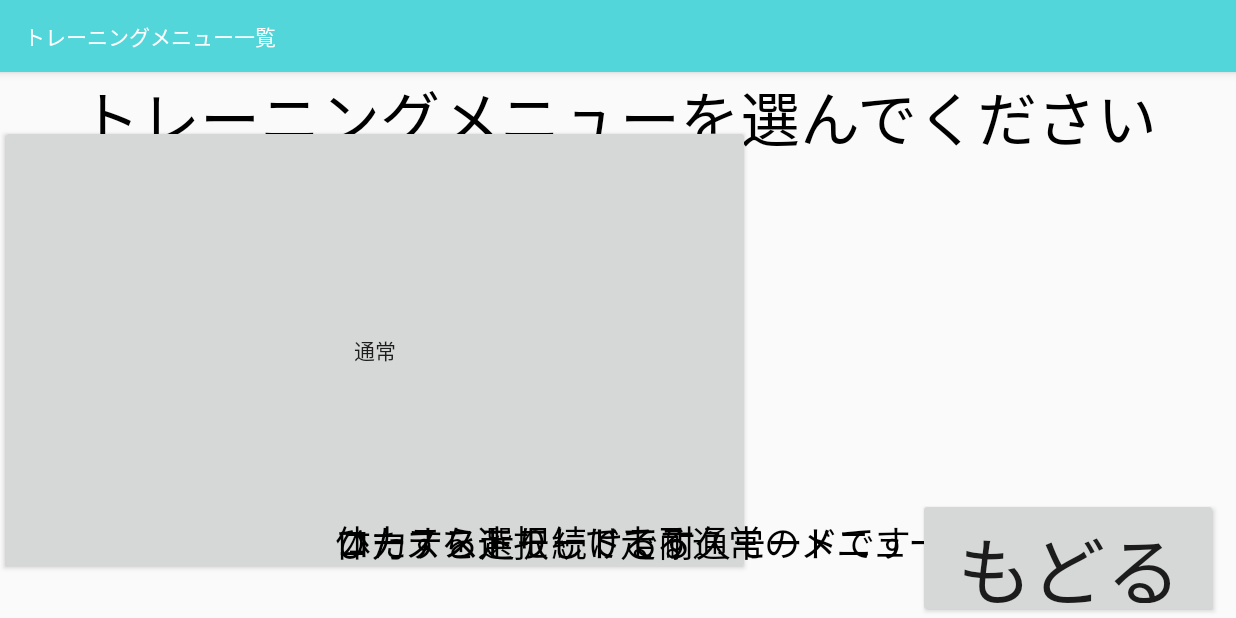
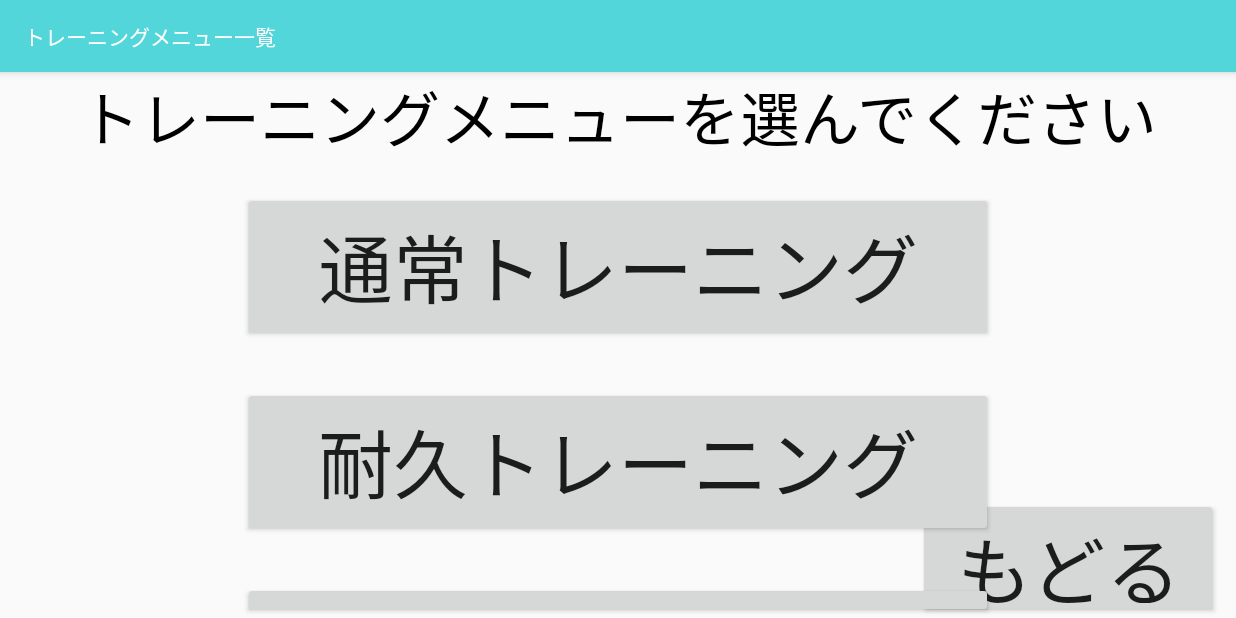
Before and after one commit to sanou123/KenkatsuApp, an Android app: the TrainingSelect screen opened directly, with no data from a screen before it, on a phone screen of 824 x 412 dp (held sideways). Run offline under Robolectric (Android 15) with nearby library versions, the phone set to English and light mode, and no system bars.

Commit message:
トレーニングメニュー画面UI変更

```diff
--- a/app/src/main/res/layout/training_select.xml
+++ b/app/src/main/res/layout/training_select.xml
@@ -19,45 +19,6 @@
         android:gravity="center"/>
 
     <RelativeLayout
-        android:layout_width="500dp"
-        android:layout_height="500dp"
-        android:layout_alignParentEnd="true"
-        android:layout_alignParentStart="true"
-        android:id="@+id/TariningMenuLayout">
-
-        <Button
-            android:text="体力テスト"
-            android:layout_width="wrap_content"
-            android:layout_height="wrap_content"
-            android:layout_below="@+id/buttonEndurance"
-            android:layout_alignParentLeft="true"
-            android:layout_alignParentStart="true"
-            android:layout_marginTop="28dp"
-            android:id="@+id/buttonFitness" />
-
-        <Button
-            android:text="耐久"
-            android:layout_width="wrap_content"
-            android:layout_height="wrap_content"
-            android:layout_below="@+id/buttonNormal"
-            android:layout_alignRight="@+id/buttonNormal"
-            android:layout_alignEnd="@+id/buttonNormal"
-            android:layout_marginTop="28dp"
-            android:id="@+id/buttonEndurance" />
-
-        <Button
-            android:text="通常"
-            android:layout_width="500dp"
-            android:layout_height="300dp"
-            android:layout_below="@+id/textView"
-            android:layout_alignParentLeft="true"
-            android:layout_alignParentStart="true"
-            android:layout_marginTop="35dp"
-            android:id="@+id/buttonNormal" />
-
-    </RelativeLayout>
-
-    <RelativeLayout
         android:id="@+id/BackKeyLayout"
         android:layout_width="match_parent"
         android:layout_alignParentBottom="true"
@@ -75,48 +36,49 @@
             android:layout_alignParentTop="true"
             android:layout_alignParentEnd="true" />
 
-        <RelativeLayout
+    </RelativeLayout>
+
+    <RelativeLayout
+        android:id="@+id/TariningMenuLayout"
+        android:layout_below="@+id/textMSG"
+        android:layout_alignParentStart="true"
+        android:layout_alignParentEnd="true"
+        android:layout_width="match_parent"
+        android:layout_height="500dp">
+
+
+        <Button
+            android:id="@+id/buttonNormal"
+            android:text="通常トレーニング"
             android:layout_width="500dp"
-            android:layout_height="200dp"
+            android:layout_height="100dp"
+            android:layout_marginTop="30dp"
+            android:layout_alignParentTop="true"
+            android:layout_centerHorizontal="true"
+            android:textSize="50sp" />
+        <Button
+            android:id="@+id/buttonEndurance"
+            android:text="耐久トレーニング"
+            android:layout_width="500dp"
+            android:layout_height="100dp"
+            android:layout_below="@+id/buttonNormal"
+            android:layout_alignStart="@+id/buttonNormal"
+            android:layout_marginTop="30dp"
+            android:textSize="50sp" />
+
+        <Button
+            android:id="@+id/buttonFitness"
+            android:text="体力テスト"
+            android:layout_width="500dp"
+            android:layout_height="100dp"
             android:layout_below="@+id/buttonEndurance"
-            android:layout_toEndOf="@+id/buttonFitness"
-            android:layout_marginStart="201dp"
-            android:layout_marginTop="11dp">
+            android:layout_alignStart="@+id/buttonEndurance"
+            android:layout_marginTop="30dp"
+            android:textSize="50sp" />
 
-            <TextView
-                android:text="コースを選択して走る通常のメニューです"
-                android:layout_width="wrap_content"
-                android:layout_height="wrap_content"
-                android:layout_above="@+id/buttonEndurance"
-                android:layout_toRightOf="@+id/buttonFitness"
-                android:layout_marginLeft="22dp"
-                android:layout_marginStart="22dp"
-                android:id="@+id/textView2"
-                android:textColor="@android:color/black"
-                android:textSize="24sp" />
 
-            <TextView
-                android:text="体力テストモードです"
-                android:layout_width="wrap_content"
-                android:layout_height="wrap_content"
-                android:id="@+id/textView4"
-                android:textColor="@android:color/black"
-                android:textSize="24sp"
-                android:layout_alignBottom="@+id/buttonFitness"
-                android:layout_alignLeft="@+id/textView3"
-                android:layout_alignStart="@+id/textView3" />
 
-            <TextView
-                android:text="ひたすら走り続ける耐久モードです"
-                android:layout_width="wrap_content"
-                android:layout_height="wrap_content"
-                android:id="@+id/textView3"
-                android:textColor="@android:color/black"
-                android:textSize="24sp"
-                android:layout_above="@+id/buttonFitness"
-                android:layout_alignLeft="@+id/textView2"
-                android:layout_alignStart="@+id/textView2" />
-        </RelativeLayout>
+
     </RelativeLayout>
 
 </RelativeLayout>
```
